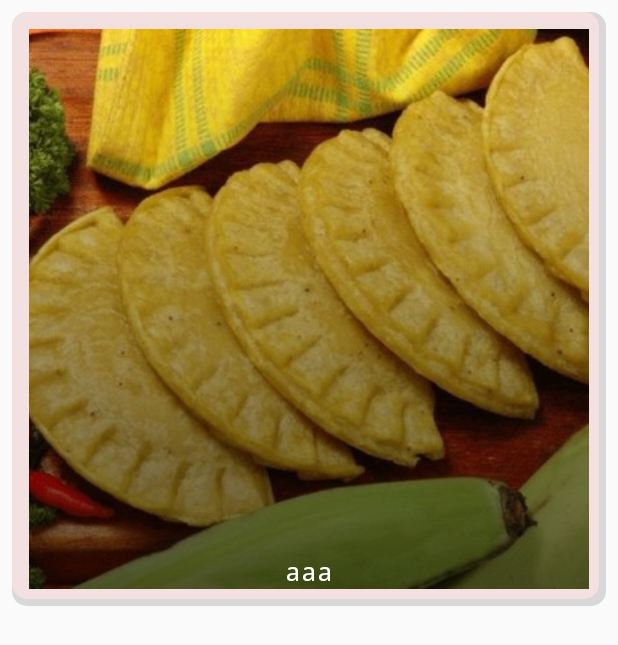
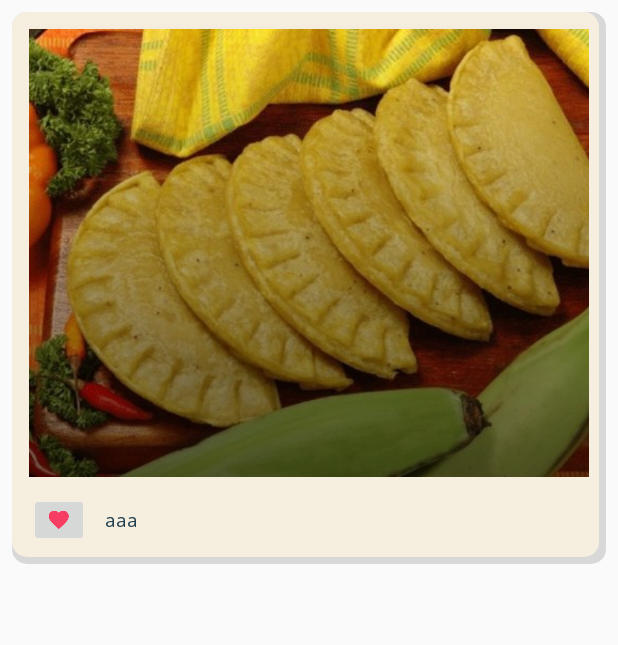
Before and after one commit to rabbit26476272/Android-Final-Project, an Android app: the layout layout_recipe_row.xml on its own in the app's theme, with its tools: preview values and no code run, on a phone screen of 412 x 824 dp. Shown: the top 645 px of the screen. Run offline under Robolectric (Android 15) with nearby library versions, the phone set to English and light mode, and no system bars; plain views replace MaterialRippleLayout.

Commit message:
recipe row 美化

```diff
--- a/recipe/app/src/main/java/com/manjurulhoque/myrecipes/SquareImageView.java
+++ b/recipe/app/src/main/java/com/manjurulhoque/myrecipes/SquareImageView.java
@@ -23,7 +23,8 @@ public class SquareImageView extends ImageView {
         super.onMeasure(widthMeasureSpec, heightMeasureSpec);
 
         int width = getMeasuredWidth();
-        setMeasuredDimension(width, width);
+        int height = (int)(width * 0.8);
+        setMeasuredDimension(width, height);
     }
 
 }
--- a/recipe/app/src/main/java/com/manjurulhoque/myrecipes/fragment/AlarmBroadcastReceiver.java
+++ /dev/null
@@ -1,16 +0,0 @@
-package com.manjurulhoque.myrecipes.fragment;
-
-import android.content.BroadcastReceiver;
-import android.content.Context;
-import android.content.Intent;
-import android.widget.Toast;
-
-public class AlarmBroadcastReceiver extends BroadcastReceiver {
-    public static final String ACTION_ALARM = "en.proft.alarms.ACTION_ALARM";
-    @Override
-    public void onReceive(Context context, Intent intent) {
-        if (ACTION_ALARM.equals(intent.getAction())) {
-            Toast.makeText(context, ACTION_ALARM, Toast.LENGTH_SHORT).show();
-        }
-    }
-}
--- a/recipe/app/src/main/java/com/manjurulhoque/myrecipes/fragment/CountdownFragment.java
+++ b/recipe/app/src/main/java/com/manjurulhoque/myrecipes/fragment/CountdownFragment.java
@@ -7,6 +7,7 @@ import android.app.NotificationManager;
 import android.app.PendingIntent;
 import android.app.ProgressDialog;
 import android.content.BroadcastReceiver;
+import android.content.ComponentName;
 import android.content.Context;
 import android.content.DialogInterface;
 import android.content.Intent;
@@ -28,25 +29,13 @@ import android.view.LayoutInflater;
 import android.view.View;
 import android.view.ViewGroup;
 import android.widget.Button;
-import android.widget.EditText;
-import android.widget.LinearLayout;
 import android.widget.NumberPicker;
 import android.widget.ProgressBar;
 import android.widget.TextView;
 import android.widget.Toast;
 
 import com.manjurulhoque.myrecipes.R;
-import com.manjurulhoque.myrecipes.activity.MainActivity;
-import com.manjurulhoque.myrecipes.dbhelper.FavouriteDbHelper;
-
-import org.w3c.dom.Text;
-
-import java.util.Calendar;
 import java.util.Locale;
-
-import static android.content.Context.MODE_PRIVATE;
-import static android.support.v4.content.ContextCompat.getSystemService;
-import static java.lang.Thread.sleep;
 
 public class CountdownFragment extends Fragment {
 
@@ -64,6 +53,16 @@ public class CountdownFragment extends Fragment {
     private boolean mPause = false;
     private NumberPicker mNumberPickerMin;
     private NumberPicker mNumberPickerSec;
+
+    private static final String ACTION_UPDATE_NOTIFICATION =
+            "com.android.example.notifyme.ACTION_UPDATE_NOTIFICATION";
+    // Notification channel ID.
+    private static final String PRIMARY_CHANNEL_ID =
+            "primary_notification_channel";
+    private NotificationManager mNotifyManager;
+    private static final int NOTIFICATION_ID = 0;
+    //private NotificationReceiver mReceiver = new NotificationReceiver();
+
     @Nullable
     @Override
     public View onCreateView(@NonNull LayoutInflater inflater, @Nullable ViewGroup container, @Nullable Bundle savedInstanceState) {
@@ -74,7 +73,6 @@ public class CountdownFragment extends Fragment {
         mProgressBar = v.findViewById(R.id.circular_progress_bar);
 
 
-
         mTextViewCountDown.setOnClickListener(new View.OnClickListener() {
             @Override
             public void onClick(View v) {
@@ -83,9 +81,6 @@ public class CountdownFragment extends Fragment {
                 Drawable newdrawable = new BitmapDrawable(getResources(), Bitmap.createScaledBitmap(bitmap, 60, 60, true));
                 newdrawable.setColorFilter(getResources().getColor(R.color.colorPrimary), PorterDuff.Mode.SRC_ATOP);
                 LayoutInflater inflater = LayoutInflater.from(getActivity());
-
-
-
 
                 final View popView = inflater.inflate(R.layout.dialog_settime,null);
                 final AlertDialog.Builder builder = new AlertDialog.Builder(getActivity())
@@ -151,6 +146,7 @@ public class CountdownFragment extends Fragment {
                             mProgressBar.setProgress(0);
                             mProgressBar.setMax(time);
                             startTimer();
+                            //startService(time);
                         }
                     }
                     else
@@ -171,8 +167,6 @@ public class CountdownFragment extends Fragment {
         mTextViewCountDown.setText("00:00");
         return v;
     }
-
-
 
     private void startTimer() {
 
--- a/recipe/app/src/main/res/drawable/round_corner.xml
+++ b/recipe/app/src/main/res/drawable/round_corner.xml
@@ -15,7 +15,7 @@
 <!-- White Top color -->
 <item android:right="7px" android:bottom="7px">
     <shape  android:shape="rectangle">
-        <solid android:color="@color/colorPink" />
+        <solid android:color="#f6eedf" />
         <corners android:radius="10dp" />
     </shape>
 </item>
--- a/recipe/app/src/main/res/layout/activity_about.xml
+++ b/recipe/app/src/main/res/layout/activity_about.xml
@@ -92,7 +92,7 @@
                     android:layout_width="wrap_content"
                     android:layout_height="wrap_content"
                     android:text="資工二 107590015 謝安怡"
-                    android:textSize="26sp"
+                    android:textSize="20sp"
                     android:typeface="monospace"
                     android:textColor="@android:color/white" />
 
@@ -106,7 +106,7 @@
                     android:layout_width="match_parent"
                     android:layout_height="wrap_content"
                     android:text="資工二 107590042 崔元煜"
-                    android:textSize="26sp"
+                    android:textSize="20sp"
                     android:typeface="monospace"
                     android:textColor="@android:color/white" />
 
--- a/recipe/app/src/main/res/layout/layout_recipe_row.xml
+++ b/recipe/app/src/main/res/layout/layout_recipe_row.xml
@@ -19,37 +19,67 @@
         app:mrl_rippleHover="true"
         app:mrl_rippleOverlay="true">
 
+
+
+
+        <LinearLayout
+            android:layout_width="match_parent"
+            android:layout_height="wrap_content"
+            android:orientation="vertical">
             <RelativeLayout
                 android:id="@+id/relativeLayout"
-            android:layout_width="match_parent"
-            android:layout_height="match_parent">
-
+                android:layout_width="wrap_content"
+                android:layout_height="wrap_content">
                 <com.manjurulhoque.myrecipes.SquareImageView
                     android:id="@+id/news_image"
-                app:cardCornerRadius="8dp"
                     android:layout_width="match_parent"
                     android:layout_height="match_parent"
                     android:layout_gravity="center_horizontal"
-                android:layout_margin="5dp"
+                    android:layout_marginStart="5dp"
+                    android:layout_marginTop="5dp"
+                    android:layout_marginEnd="5dp"
+                    android:layout_marginBottom="5dp"
                     android:adjustViewBounds="true"
                     android:scaleType="centerCrop"
                     android:src="@drawable/category_default" />
 
                 <TextView
-                android:id="@+id/news_title"
                     android:layout_width="match_parent"
                     android:layout_height="match_parent"
                     android:layout_alignBottom="@+id/news_image"
                     android:background="@drawable/drawer_top_gradient"
                     android:gravity="bottom|center"
-                android:text="aaa"
+                    android:layout_marginLeft="5dp"
+                    android:layout_marginRight="5dp"/>
+            </RelativeLayout>
+
+            <LinearLayout
+                android:layout_width="match_parent"
+                android:layout_height="wrap_content"
+                android:orientation="horizontal"
+                android:gravity="center">
+
+                <ImageButton
+                    android:id="@+id/imageButton"
+                    android:layout_width="wrap_content"
+                    android:layout_height="wrap_content"
+                    app:srcCompat="@drawable/ic_favorited"
+                    android:layout_margin="5dp" />
+
+                <TextView
+                    android:id="@+id/news_title"
+                    android:layout_width="match_parent"
+                    android:layout_height="wrap_content"
                     android:layout_marginLeft="5dp"
                     android:layout_marginRight="5dp"
-                android:typeface="monospace"
-                android:textColor="@color/white"
-                android:textSize="18sp" />
+                    android:gravity="center_vertical|left"
+                    android:text="aaa"
+                    android:textColor="@color/colorPrimaryDark"
+                    android:textSize="12sp"
+                    android:typeface="monospace" />
+            </LinearLayout>
 
-        </RelativeLayout>
+        </LinearLayout>
 
     </com.balysv.materialripple.MaterialRippleLayout>
 
--- a/recipe/app/src/main/res/values/colors.xml
+++ b/recipe/app/src/main/res/values/colors.xml
@@ -2,13 +2,13 @@
 <resources>
     <color name="colorPrimary">#8ac6d1</color>
     <color name="colorPrimaryDark">#204051</color>
-    <color name="colorAccent">#ffe3ed</color>
+    <color name="colorAccent">#f6eedf</color>
     <color name="tabTextColor">#ffffff</color>
     <color name="tabSelectedTextColor">#ffffff</color>
     <color name="tabIndicatorColor">#ffe3ed</color>
     <color name="background_color">#fffdf9</color>
     <color name="white">#ffffff</color>
-    <color name="colorPink">#f3e1e1</color>
+    <color name="colorPink">#f6eedf</color>
     <color name="colorPurple">#f6def6</color>
     <color name="orange">#beebe9</color>
     <color name="green">#fffdf9</color>
```
Lines whose indentation alone changed are shown as unchanged.
